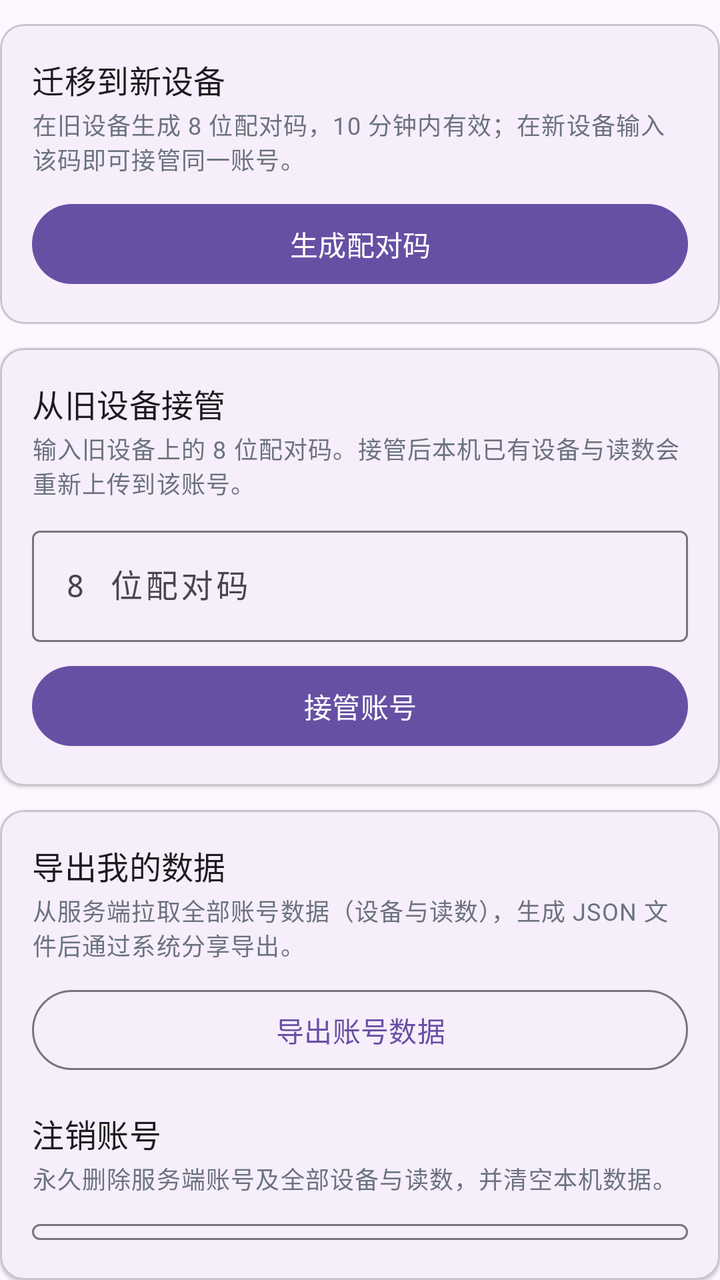
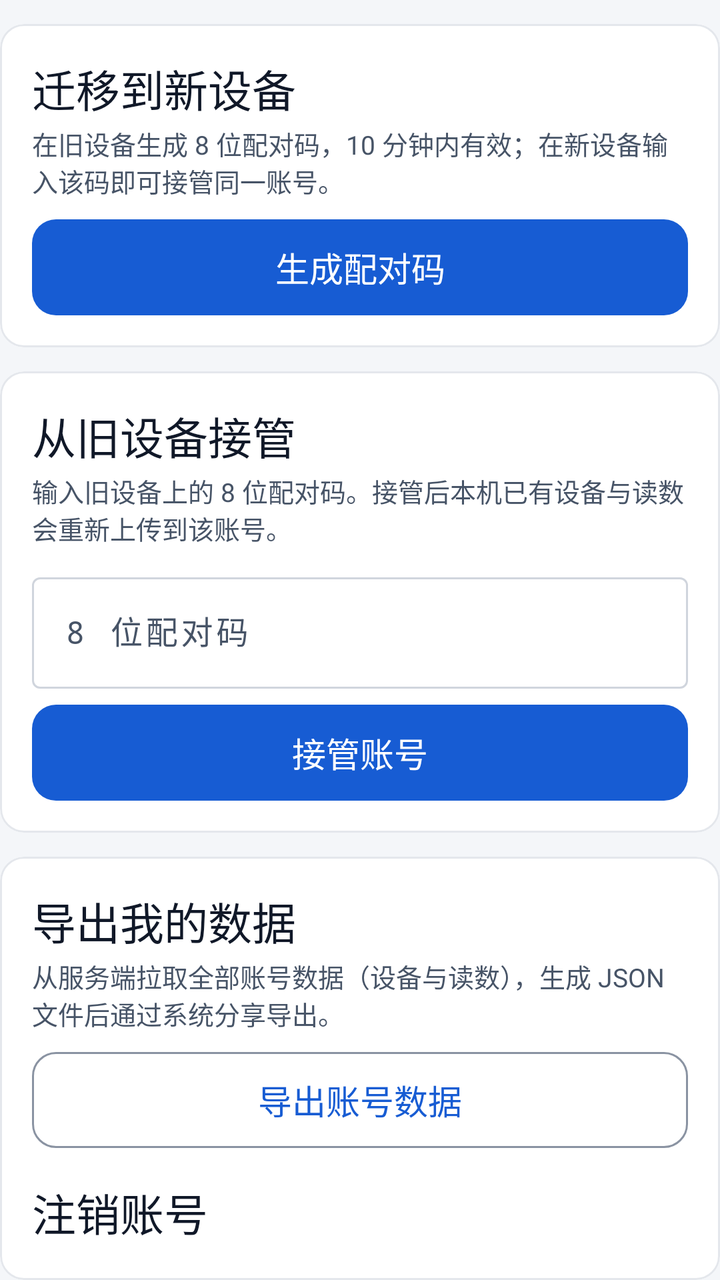

Before-and-after screenshots of an Android layout around one commit, followed by the original layout XML and the change that was made.
<!-- AndroidManifest.xml: application theme Theme.PKotlinApp -->
<!-- res/layout/fragment_profile_account.xml -->
<?xml version="1.0" encoding="utf-8"?>
<LinearLayout xmlns:android="http://schemas.android.com/apk/res/android"
    xmlns:app="http://schemas.android.com/apk/res-auto"
    android:layout_width="match_parent"
    android:layout_height="wrap_content"
    android:orientation="vertical">

    <com.google.android.material.card.MaterialCardView
        android:layout_width="match_parent"
        android:layout_height="wrap_content"
        android:layout_marginTop="12dp"
        app:cardCornerRadius="12dp"
        app:cardElevation="1dp">

        <LinearLayout
            android:layout_width="match_parent"
            android:layout_height="wrap_content"
            android:orientation="vertical"
            android:padding="16dp">

            <TextView
                android:layout_width="match_parent"
                android:layout_height="wrap_content"
                android:text="@string/account_migration_title"
                android:textAppearance="?attr/textAppearanceTitleMedium" />

            <TextView
                android:layout_width="match_parent"
                android:layout_height="wrap_content"
                android:layout_marginTop="2dp"
                android:text="@string/account_migration_desc"
                android:textAppearance="?attr/textAppearanceBodySmall"
                android:textColor="@color/text_secondary" />

            <TextView
                android:id="@+id/pairingCodeText"
                android:layout_width="match_parent"
                android:layout_height="wrap_content"
                android:layout_marginTop="12dp"
                android:fontFamily="monospace"
                android:gravity="center"
                android:letterSpacing="0.2"
                android:textAppearance="?attr/textAppearanceHeadlineSmall"
                android:visibility="gone" />

            <TextView
                android:id="@+id/pairingCountdown"
                android:layout_width="match_parent"
                android:layout_height="wrap_content"
                android:layout_marginTop="4dp"
                android:gravity="center"
                android:textAppearance="?attr/textAppearanceBodySmall"
                android:textColor="@color/text_secondary"
                android:visibility="gone" />

            <com.google.android.material.button.MaterialButton
                android:id="@+id/pairingGenerateButton"
                android:layout_width="match_parent"
                android:layout_height="wrap_content"
                android:layout_marginTop="10dp"
                android:text="@string/account_pairing_generate" />

            <LinearLayout
                android:id="@+id/pairingActionsRow"
                android:layout_width="match_parent"
                android:layout_height="wrap_content"
                android:layout_marginTop="8dp"
                android:orientation="horizontal"
                android:visibility="gone">

                <com.google.android.material.button.MaterialButton
                    android:id="@+id/pairingCopyButton"
                    style="?attr/materialButtonOutlinedStyle"
                    android:layout_width="0dp"
                    android:layout_height="wrap_content"
                    android:layout_marginEnd="8dp"
                    android:layout_weight="1"
                    android:text="@string/account_pairing_copy" />

                <com.google.android.material.button.MaterialButton
                    android:id="@+id/pairingRegenerateButton"
                    style="?attr/materialButtonOutlinedStyle"
                    android:layout_width="0dp"
                    android:layout_height="wrap_content"
                    android:layout_weight="1"
                    android:text="@string/account_pairing_regenerate" />
            </LinearLayout>

            <TextView
                android:id="@+id/pairingErrorText"
                android:layout_width="match_parent"
                android:layout_height="wrap_content"
                android:layout_marginTop="8dp"
                android:textAppearance="?attr/textAppearanceBodySmall"
                android:textColor="?attr/colorError"
                android:visibility="gone" />

        </LinearLayout>

    </com.google.android.material.card.MaterialCardView>

    <com.google.android.material.card.MaterialCardView
        android:layout_width="match_parent"
        android:layout_height="wrap_content"
        android:layout_marginTop="12dp"
        app:cardCornerRadius="12dp"
        app:cardElevation="1dp">

        <LinearLayout
            android:layout_width="match_parent"
            android:layout_height="wrap_content"
            android:orientation="vertical"
            android:padding="16dp">

            <TextView
                android:layout_width="match_parent"
                android:layout_height="wrap_content"
                android:text="@string/account_claim_title"
                android:textAppearance="?attr/textAppearanceTitleMedium" />

            <TextView
                android:layout_width="match_parent"
                android:layout_height="wrap_content"
                android:layout_marginTop="2dp"
                android:text="@string/account_claim_desc"
                android:textAppearance="?attr/textAppearanceBodySmall"
                android:textColor="@color/text_secondary" />

            <com.google.android.material.textfield.TextInputLayout
                android:id="@+id/claimCodeLayout"
                style="@style/Widget.Material3.TextInputLayout.OutlinedBox"
                android:layout_width="match_parent"
                android:layout_height="wrap_content"
                android:layout_marginTop="10dp"
                android:hint="@string/account_claim_hint">

                <com.google.android.material.textfield.TextInputEditText
                    android:id="@+id/claimCodeInput"
                    android:layout_width="match_parent"
                    android:layout_height="wrap_content"
                    android:fontFamily="monospace"
                    android:imeOptions="actionDone"
                    android:inputType="textCapCharacters|textNoSuggestions"
                    android:letterSpacing="0.1"
                    android:maxLength="8" />
            </com.google.android.material.textfield.TextInputLayout>

            <com.google.android.material.button.MaterialButton
                android:id="@+id/claimButton"
                android:layout_width="match_parent"
                android:layout_height="wrap_content"
                android:layout_marginTop="8dp"
                android:text="@string/account_claim_button" />

        </LinearLayout>

    </com.google.android.material.card.MaterialCardView>

    <com.google.android.material.card.MaterialCardView
        android:layout_width="match_parent"
        android:layout_height="wrap_content"
        android:layout_marginTop="12dp"
        app:cardCornerRadius="12dp"
        app:cardElevation="1dp">

        <LinearLayout
            android:layout_width="match_parent"
            android:layout_height="wrap_content"
            android:orientation="vertical"
            android:padding="16dp">

            <TextView
                android:layout_width="match_parent"
                android:layout_height="wrap_content"
                android:text="@string/account_export_title"
                android:textAppearance="?attr/textAppearanceTitleMedium" />

            <TextView
                android:layout_width="match_parent"
                android:layout_height="wrap_content"
                android:layout_marginTop="2dp"
                android:text="@string/account_export_desc"
                android:textAppearance="?attr/textAppearanceBodySmall"
                android:textColor="@color/text_secondary" />

            <com.google.android.material.button.MaterialButton
                android:id="@+id/exportAccountButton"
                style="?attr/materialButtonOutlinedStyle"
                android:layout_width="match_parent"
                android:layout_height="wrap_content"
                android:layout_marginTop="10dp"
                android:text="@string/account_export_button" />

            <TextView
                android:id="@+id/exportAccountStatus"
                android:layout_width="match_parent"
                android:layout_height="wrap_content"
                android:layout_marginTop="8dp"
                android:textAppearance="?attr/textAppearanceBodySmall"
                android:visibility="gone" />

            <com.google.android.material.button.MaterialButton
                android:id="@+id/exportShareButton"
                android:layout_width="match_parent"
                android:layout_height="wrap_content"
                android:layout_marginTop="8dp"
                android:text="@string/account_export_share"
                android:visibility="gone" />

            <TextView
                android:layout_width="match_parent"
                android:layout_height="wrap_content"
                android:layout_marginTop="16dp"
                android:text="@string/account_delete_title"
                android:textAppearance="?attr/textAppearanceTitleMedium" />

            <TextView
                android:layout_width="match_parent"
                android:layout_height="wrap_content"
                android:layout_marginTop="2dp"
                android:text="@string/account_delete_desc"
                android:textAppearance="?attr/textAppearanceBodySmall"
                android:textColor="@color/text_secondary" />

            <com.google.android.material.button.MaterialButton
                android:id="@+id/deleteAccountButton"
                style="?attr/materialButtonOutlinedStyle"
                android:layout_width="match_parent"
                android:layout_height="wrap_content"
                android:layout_marginTop="10dp"
                android:text="@string/account_delete_button"
                android:textColor="?attr/colorError" />

        </LinearLayout>

    </com.google.android.material.card.MaterialCardView>

</LinearLayout>
<!-- resources referenced by this layout -->
<resources>
  <color name="text_secondary">#6B7280</color>
  <style name="Theme.PKotlinApp" parent="Theme.Material3.DayNight.NoActionBar">
          <item name="android:windowBackground">?attr/colorSurface</item>
      </style>
  <!-- unchanged entries left out for length: 16 -->
</resources>

<!-- the commit's change to res/layout/fragment_profile_account.xml (unified diff, before → after) -->
@@ -6,11 +6,12 @@
     android:orientation="vertical">
 
     <com.google.android.material.card.MaterialCardView
+    style="@style/Widget.App.Card"
         android:layout_width="match_parent"
         android:layout_height="wrap_content"
         android:layout_marginTop="12dp"
         app:cardCornerRadius="12dp"
-        app:cardElevation="1dp">
+        app:cardElevation="0dp">
 
         <LinearLayout
             android:layout_width="match_parent"
@@ -22,14 +23,14 @@
                 android:layout_width="match_parent"
                 android:layout_height="wrap_content"
                 android:text="@string/account_migration_title"
-                android:textAppearance="?attr/textAppearanceTitleMedium" />
+                android:textAppearance="@style/TextAppearance.App.Headline" />
 
             <TextView
                 android:layout_width="match_parent"
                 android:layout_height="wrap_content"
                 android:layout_marginTop="2dp"
                 android:text="@string/account_migration_desc"
-                android:textAppearance="?attr/textAppearanceBodySmall"
+                android:textAppearance="@style/TextAppearance.App.Caption"
                 android:textColor="@color/text_secondary" />
 
             <TextView
@@ -40,7 +41,7 @@
                 android:fontFamily="monospace"
                 android:gravity="center"
                 android:letterSpacing="0.2"
-                android:textAppearance="?attr/textAppearanceHeadlineSmall"
+                android:textAppearance="@style/TextAppearance.App.Headline"
                 android:visibility="gone" />
 
             <TextView
@@ -49,7 +50,7 @@
                 android:layout_height="wrap_content"
                 android:layout_marginTop="4dp"
                 android:gravity="center"
-                android:textAppearance="?attr/textAppearanceBodySmall"
+                android:textAppearance="@style/TextAppearance.App.Caption"
                 android:textColor="@color/text_secondary"
                 android:visibility="gone" />
 
@@ -91,7 +92,7 @@
                 android:layout_width="match_parent"
                 android:layout_height="wrap_content"
                 android:layout_marginTop="8dp"
-                android:textAppearance="?attr/textAppearanceBodySmall"
+                android:textAppearance="@style/TextAppearance.App.Caption"
                 android:textColor="?attr/colorError"
                 android:visibility="gone" />
 
@@ -100,11 +101,12 @@
     </com.google.android.material.card.MaterialCardView>
 
     <com.google.android.material.card.MaterialCardView
+    style="@style/Widget.App.Card"
         android:layout_width="match_parent"
         android:layout_height="wrap_content"
         android:layout_marginTop="12dp"
         app:cardCornerRadius="12dp"
-        app:cardElevation="1dp">
+        app:cardElevation="0dp">
 
         <LinearLayout
             android:layout_width="match_parent"
@@ -116,14 +118,14 @@
                 android:layout_width="match_parent"
                 android:layout_height="wrap_content"
                 android:text="@string/account_claim_title"
-                android:textAppearance="?attr/textAppearanceTitleMedium" />
+                android:textAppearance="@style/TextAppearance.App.Headline" />
 
             <TextView
                 android:layout_width="match_parent"
                 android:layout_height="wrap_content"
                 android:layout_marginTop="2dp"
                 android:text="@string/account_claim_desc"
-                android:textAppearance="?attr/textAppearanceBodySmall"
+                android:textAppearance="@style/TextAppearance.App.Caption"
                 android:textColor="@color/text_secondary" />
 
             <com.google.android.material.textfield.TextInputLayout
@@ -157,11 +159,12 @@
     </com.google.android.material.card.MaterialCardView>
 
     <com.google.android.material.card.MaterialCardView
+    style="@style/Widget.App.Card"
         android:layout_width="match_parent"
         android:layout_height="wrap_content"
         android:layout_marginTop="12dp"
         app:cardCornerRadius="12dp"
-        app:cardElevation="1dp">
+        app:cardElevation="0dp">
 
         <LinearLayout
             android:layout_width="match_parent"
@@ -173,14 +176,14 @@
                 android:layout_width="match_parent"
                 android:layout_height="wrap_content"
                 android:text="@string/account_export_title"
-                android:textAppearance="?attr/textAppearanceTitleMedium" />
+                android:textAppearance="@style/TextAppearance.App.Headline" />
 
             <TextView
                 android:layout_width="match_parent"
                 android:layout_height="wrap_content"
                 android:layout_marginTop="2dp"
                 android:text="@string/account_export_desc"
-                android:textAppearance="?attr/textAppearanceBodySmall"
+                android:textAppearance="@style/TextAppearance.App.Caption"
                 android:textColor="@color/text_secondary" />
 
             <com.google.android.material.button.MaterialButton
@@ -196,7 +199,7 @@
                 android:layout_width="match_parent"
                 android:layout_height="wrap_content"
                 android:layout_marginTop="8dp"
-                android:textAppearance="?attr/textAppearanceBodySmall"
+                android:textAppearance="@style/TextAppearance.App.Caption"
                 android:visibility="gone" />
 
             <com.google.android.material.button.MaterialButton
@@ -212,14 +215,14 @@
                 android:layout_height="wrap_content"
                 android:layout_marginTop="16dp"
                 android:text="@string/account_delete_title"
-                android:textAppearance="?attr/textAppearanceTitleMedium" />
+                android:textAppearance="@style/TextAppearance.App.Headline" />
 
             <TextView
                 android:layout_width="match_parent"
                 android:layout_height="wrap_content"
                 android:layout_marginTop="2dp"
                 android:text="@string/account_delete_desc"
-                android:textAppearance="?attr/textAppearanceBodySmall"
+                android:textAppearance="@style/TextAppearance.App.Caption"
                 android:textColor="@color/text_secondary" />
 
             <com.google.android.material.button.MaterialButton
<!-- resource entries referenced after the edit -->
@@ -1,8 +1,123 @@
 <!-- resources referenced by this layout -->
 <resources>
-  <color name="text_secondary">#6B7280</color>
+  <color name="text_secondary">#475467</color>
+  <style name="TextAppearance.App.Caption" parent="@android:style/TextAppearance">
+          <item name="android:textSize">13sp</item>
+          <item name="android:textColor">@color/text_secondary</item>
+          <item name="android:fontFamily">sans-serif</item>
+          <item name="android:lineSpacingExtra">5dp</item>
+          <item name="android:lineSpacingMultiplier">1.0</item>
+      </style>
+  <style name="TextAppearance.App.Headline" parent="@android:style/TextAppearance">
+          <item name="android:textSize">22sp</item>
+          <item name="android:textColor">@color/text_primary</item>
+          <item name="android:fontFamily">sans-serif-medium</item>
+          <item name="android:lineSpacingExtra">6dp</item>
+          <item name="android:lineSpacingMultiplier">1.0</item>
+      </style>
+  <style name="Widget.App.Card" parent="Widget.Material3.CardView.Outlined">
+          <item name="cardBackgroundColor">@color/surface</item>
+          <item name="strokeColor">@color/divider</item>
+          <item name="strokeWidth">@dimen/stroke_1</item>
+          <item name="cardCornerRadius">@dimen/radius_12</item>
+          <item name="cardElevation">@dimen/elevation_0</item>
+          <item name="android:stateListAnimator">@null</item>
+          <item name="rippleColor">@color/overlay_pressed</item>
+      </style>
   <style name="Theme.PKotlinApp" parent="Theme.Material3.DayNight.NoActionBar">
-          <item name="android:windowBackground">?attr/colorSurface</item>
+          <item name="android:windowBackground">@color/canvas</item>
+          <item name="android:statusBarColor">@android:color/transparent</item>
+          <item name="android:navigationBarColor">@color/canvas</item>
+          <item name="android:colorAccent">@color/primary</item>
+  
+          <item name="colorPrimary">@color/primary</item>
+          <item name="colorOnPrimary">@color/on_primary</item>
+          <item name="colorPrimaryContainer">@color/chart_band</item>
+          <item name="colorOnPrimaryContainer">@color/primary_text</item>
+          <item name="colorSecondary">@color/primary</item>
+          <item name="colorOnSecondary">@color/on_primary</item>
+          <item name="colorSurface">@color/surface</item>
+          <item name="colorSurfaceVariant">@color/surface_sunken</item>
+          <item name="colorOnSurface">@color/text_primary</item>
+          <item name="colorOnSurfaceVariant">@color/text_secondary</item>
+          <item name="colorOutline">@color/border</item>
+          <item name="colorError">@color/danger</item>
+          <item name="colorErrorContainer">@color/danger_bg</item>
+          <item name="colorOnErrorContainer">@color/danger</item>
+          <item name="android:textColorPrimary">@color/text_primary</item>
+          <item name="android:textColorSecondary">@color/text_secondary</item>
+          <item name="android:textColorHint">@color/text_tertiary</item>
+  
+          <item name="materialButtonStyle">@style/Widget.App.Button.Primary</item>
+          <item name="materialButtonOutlinedStyle">@style/Widget.App.Button.Secondary</item>
+          <item name="materialCardViewStyle">@style/Widget.App.Card</item>
+          <item name="chipStyle">@style/Widget.App.Chip</item>
+      </style>
+  <color name="text_primary">#101828</color>
+  <color name="surface">#FFFFFF</color>
+  <color name="divider">#E4E7EC</color>
+  <dimen name="stroke_1">1dp</dimen>
+  <dimen name="radius_12">12dp</dimen>
+  <dimen name="elevation_0">0dp</dimen>
+  <color name="overlay_pressed">#0F101828</color>
+  <color name="canvas">#F4F6F9</color>
+  <color name="primary">#175CD3</color>
+  <color name="on_primary">#FFFFFF</color>
+  <color name="chart_band">#E8EFFB</color>
+  <color name="primary_text">#175CD3</color>
+  <color name="surface_sunken">#EEF1F5</color>
+  <color name="border">#D0D5DD</color>
+  <color name="danger">#B42318</color>
+  <color name="danger_bg">#FEF3F2</color>
+  <color name="text_tertiary">#667085</color>
+  <style name="Widget.App.Button.Primary" parent="Widget.Material3.Button">
+          <item name="android:minHeight">@dimen/button_h</item>
+          <item name="android:insetTop">0dp</item>
+          <item name="android:insetBottom">0dp</item>
+          <item name="android:elevation">0dp</item>
+          <item name="android:textAppearance">@style/TextAppearance.App.Button</item>
+          <item name="backgroundTint">@color/btn_primary_bg</item>
+          <item name="android:textColor">@color/btn_primary_text</item>
+          <item name="cornerRadius">@dimen/radius_12</item>
+          <item name="rippleColor">@color/overlay_pressed</item>
+      </style>
+  <style name="Widget.App.Button.Secondary" parent="Widget.Material3.Button.OutlinedButton">
+          <item name="android:minHeight">@dimen/button_h</item>
+          <item name="android:insetTop">0dp</item>
+          <item name="android:insetBottom">0dp</item>
+          <item name="android:elevation">0dp</item>
+          <item name="android:textAppearance">@style/TextAppearance.App.Button</item>
+          <item name="backgroundTint">@android:color/transparent</item>
+          <item name="android:textColor">@color/btn_secondary_text</item>
+          <item name="strokeColor">@color/border_strong</item>
+          <item name="strokeWidth">@dimen/stroke_1</item>
+          <item name="cornerRadius">@dimen/radius_12</item>
+          <item name="rippleColor">@color/overlay_pressed</item>
+      </style>
+  <style name="Widget.App.Chip" parent="Widget.Material3.Chip.Filter">
+          <item name="chipBackgroundColor">@color/chip_bg</item>
+          <item name="chipStrokeColor">@color/chip_stroke</item>
+          <item name="chipStrokeWidth">@dimen/stroke_1</item>
+          <item name="android:textAppearance">@style/TextAppearance.App.Caption</item>
+          <item name="android:textColor">@color/chip_text</item>
+          <item name="chipMinHeight">@dimen/chip_h</item>
+          <item name="chipCornerRadius">@dimen/radius_pill</item>
+          <item name="checkedIconVisible">false</item>
+      </style>
+  <dimen name="button_h">48dp</dimen>
+  <style name="TextAppearance.App.Button" parent="@style/TextAppearance.App.Body">
+          <item name="android:fontFamily">sans-serif-medium</item>
+          <item name="android:lineSpacingExtra">0dp</item>
+      </style>
+  <color name="border_strong">#8A93A2</color>
+  <dimen name="chip_h">32dp</dimen>
+  <dimen name="radius_pill">999dp</dimen>
+  <style name="TextAppearance.App.Body" parent="@android:style/TextAppearance">
+          <item name="android:textSize">17sp</item>
+          <item name="android:textColor">@color/text_primary</item>
+          <item name="android:fontFamily">sans-serif</item>
+          <item name="android:lineSpacingExtra">7dp</item>
+          <item name="android:lineSpacingMultiplier">1.0</item>
       </style>
   <!-- unchanged entries left out for length: 16 -->
 </resources>
